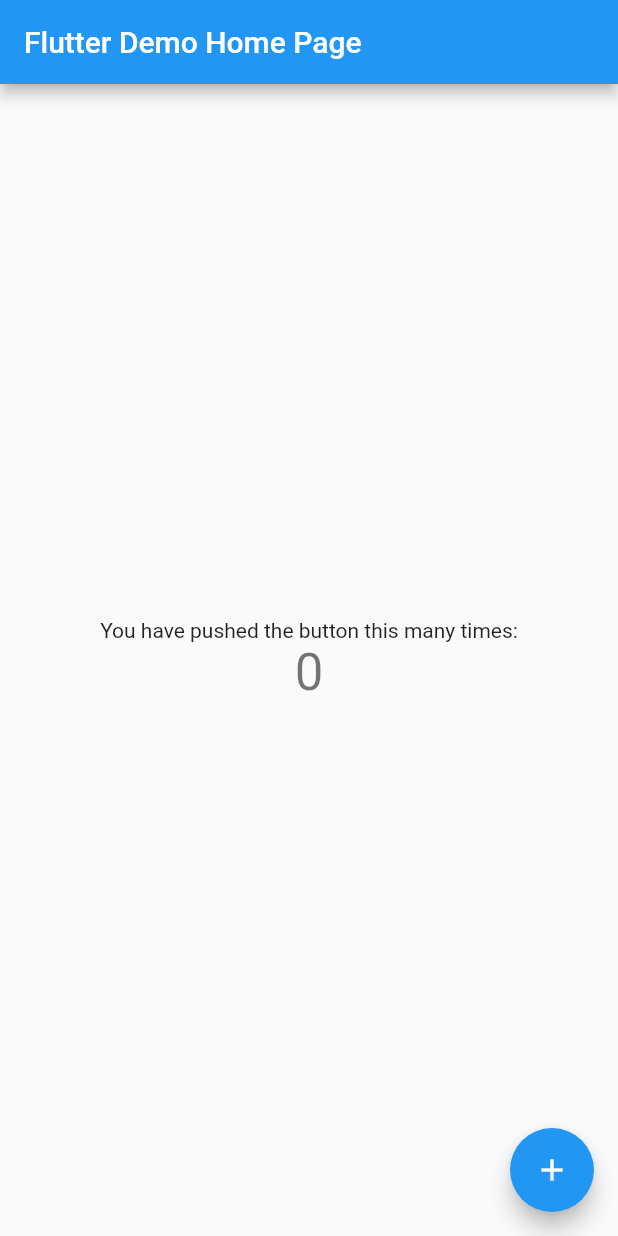
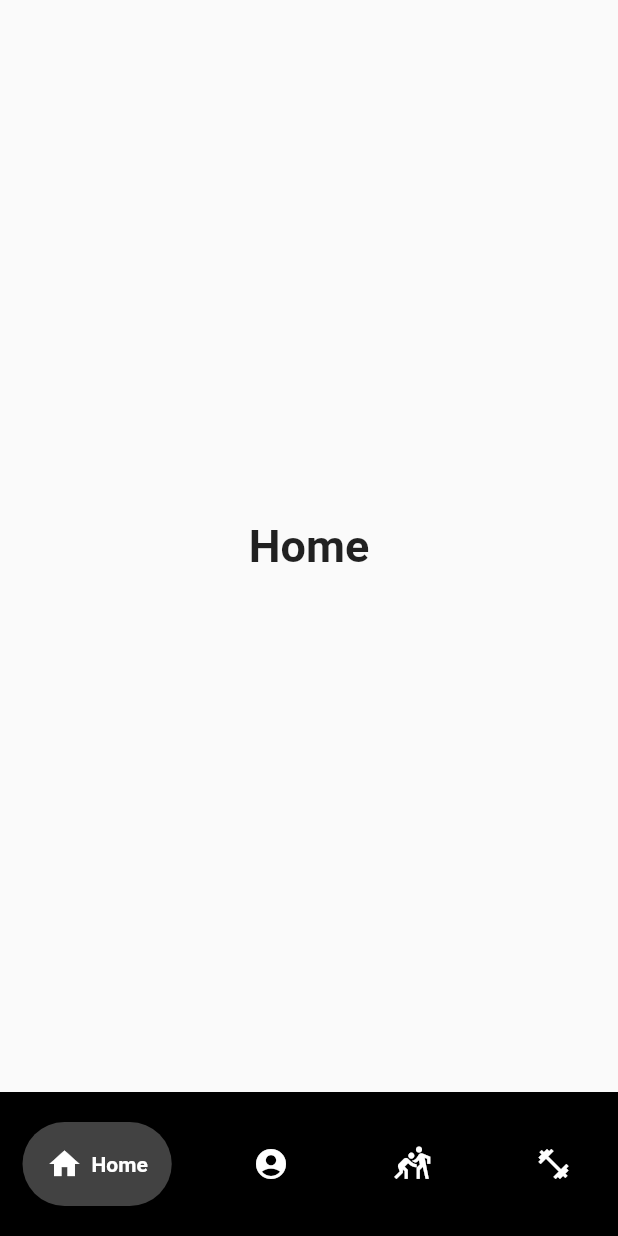
Before and after one commit to AdiTiwa/fitpets-flutter, a Flutter app: the screen it shows after launch, on a phone screen of 412 x 824 dp. Run offline on Flutter 3.47's test engine with Material 2 defaults, Android fonts, the phone set to English and light mode, and no system bars; drawn by our look-alikes of google_nav_bar.

Commit message:
Navbar that has animations w pages w simple titles

```diff
--- /dev/null
+++ b/lib/home_page.dart
@@ -0,0 +1,85 @@
+// ignore_for_file: prefer_const_constructors, prefer_final_fields
+
+import 'package:flutter/material.dart';
+import 'package:google_nav_bar/google_nav_bar.dart';
+
+class HomePage extends StatefulWidget {
+  const HomePage({super.key});
+
+  @override
+  State<HomePage> createState() => _HomePageState();
+}
+
+class _HomePageState extends State<HomePage> {
+  int _selectedIndex = 0;
+  static const TextStyle optionStyle =
+      TextStyle(fontSize: 30, fontWeight: FontWeight.w600);
+  static const List<Widget> _widgetOptions = <Widget>[
+    Text(
+      'Home',
+      style: optionStyle,
+    ),
+    Text(
+      'Account',
+      style: optionStyle,
+    ),
+    Text(
+      'Battle',
+      style: optionStyle,
+    ),
+    Text(
+      'Training',
+      style: optionStyle,
+    ),
+  ];
+
+  @override
+  Widget build(BuildContext context) {
+    return Scaffold(
+      body: Center(
+        child: _widgetOptions.elementAt(_selectedIndex),
+      ),
+      bottomNavigationBar: Container(
+        color: Colors.black,
+        child: Padding(
+          padding: const EdgeInsets.symmetric(
+            horizontal: 15.0,
+            vertical: 20.0,
+          ),
+          child: GNav(
+            backgroundColor: Colors.black,
+            color: Colors.white,
+            activeColor: Colors.white,
+            tabBackgroundColor: Colors.grey.shade800,
+            padding: EdgeInsets.all(16),
+            gap: 6,
+            tabs: const [
+              GButton(
+                icon: Icons.home,
+                text: 'Home',
+              ),
+              GButton(
+                icon: Icons.account_circle,
+                text: 'Account',
+              ),
+              GButton(
+                icon: Icons.sports_kabaddi_outlined,
+                text: 'Battle',
+              ),
+              GButton(
+                icon: Icons.fitness_center_outlined,
+                text: 'Training',
+              ),
+            ],
+            selectedIndex: _selectedIndex,
+            onTabChange: (index) {
+              setState(() {
+                _selectedIndex = index;
+              });
+            },
+          ),
+        ),
+      ),
+    );
+  }
+}
--- a/lib/main.dart
+++ b/lib/main.dart
@@ -1,4 +1,7 @@
+// ignore_for_file: prefer_const_constructors
+
 import 'package:flutter/material.dart';
+import 'home_page.dart';
 
 void main() {
   runApp(const MyApp());
@@ -7,109 +10,11 @@
 class MyApp extends StatelessWidget {
   const MyApp({super.key});
 
-  // This widget is the root of your application.
   @override
   Widget build(BuildContext context) {
     return MaterialApp(
-      title: 'Flutter Demo',
-      theme: ThemeData(
-        // This is the theme of your application.
-        //
-        // Try running your application with "flutter run". You'll see the
-        // application has a blue toolbar. Then, without quitting the app, try
-        // changing the primarySwatch below to Colors.green and then invoke
-        // "hot reload" (press "r" in the console where you ran "flutter run",
-        // or simply save your changes to "hot reload" in a Flutter IDE).
-        // Notice that the counter didn't reset back to zero; the application
-        // is not restarted.
-        primarySwatch: Colors.blue,
-      ),
-      home: const MyHomePage(title: 'Flutter Demo Home Page'),
+      debugShowCheckedModeBanner: false,
+      home: HomePage(),
     );
   }
 }
-
-class MyHomePage extends StatefulWidget {
-  const MyHomePage({super.key, required this.title});
-
-  // This widget is the home page of your application. It is stateful, meaning
-  // that it has a State object (defined below) that contains fields that affect
-  // how it looks.
-
-  // This class is the configuration for the state. It holds the values (in this
-  // case the title) provided by the parent (in this case the App widget) and
-  // used by the build method of the State. Fields in a Widget subclass are
-  // always marked "final".
-
-  final String title;
-
-  @override
-  State<MyHomePage> createState() => _MyHomePageState();
-}
-
-class _MyHomePageState extends State<MyHomePage> {
-  int _counter = 0;
-
-  void _incrementCounter() {
-    setState(() {
-      // This call to setState tells the Flutter framework that something has
-      // changed in this State, which causes it to rerun the build method below
-      // so that the display can reflect the updated values. If we changed
-      // _counter without calling setState(), then the build method would not be
-      // called again, and so nothing would appear to happen.
-      _counter++;
-    });
-  }
-
-  @override
-  Widget build(BuildContext context) {
-    // This method is rerun every time setState is called, for instance as done
-    // by the _incrementCounter method above.
-    //
-    // The Flutter framework has been optimized to make rerunning build methods
-    // fast, so that you can just rebuild anything that needs updating rather
-    // than having to individually change instances of widgets.
-    return Scaffold(
-      appBar: AppBar(
-        // Here we take the value from the MyHomePage object that was created by
-        // the App.build method, and use it to set our appbar title.
-        title: Text(widget.title),
-      ),
-      body: Center(
-        // Center is a layout widget. It takes a single child and positions it
-        // in the middle of the parent.
-        child: Column(
-          // Column is also a layout widget. It takes a list of children and
-          // arranges them vertically. By default, it sizes itself to fit its
-          // children horizontally, and tries to be as tall as its parent.
-          //
-          // Invoke "debug painting" (press "p" in the console, choose the
-          // "Toggle Debug Paint" action from the Flutter Inspector in Android
-          // Studio, or the "Toggle Debug Paint" command in Visual Studio Code)
-          // to see the wireframe for each widget.
-          //
-          // Column has various properties to control how it sizes itself and
-          // how it positions its children. Here we use mainAxisAlignment to
-          // center the children vertically; the main axis here is the vertical
-          // axis because Columns are vertical (the cross axis would be
-          // horizontal).
-          mainAxisAlignment: MainAxisAlignment.center,
-          children: <Widget>[
-            const Text(
-              'You have pushed the button this many times:',
-            ),
-            Text(
-              '$_counter',
-              style: Theme.of(context).textTheme.headline4,
-            ),
-          ],
-        ),
-      ),
-      floatingActionButton: FloatingActionButton(
-        onPressed: _incrementCounter,
-        tooltip: 'Increment',
-        child: const Icon(Icons.add),
-      ), // This trailing comma makes auto-formatting nicer for build methods.
-    );
-  }
-}
--- a/pubspec.yaml
+++ b/pubspec.yaml
@@ -36,6 +36,7 @@
   # The following adds the Cupertino Icons font to your application.
   # Use with the CupertinoIcons class for iOS style icons.
   cupertino_icons: ^1.0.2
+  google_nav_bar: ^5.0.6
 
 dev_dependencies:
   flutter_test:
```
Also changed, not shown: pubspec.lock, 2 other files.
